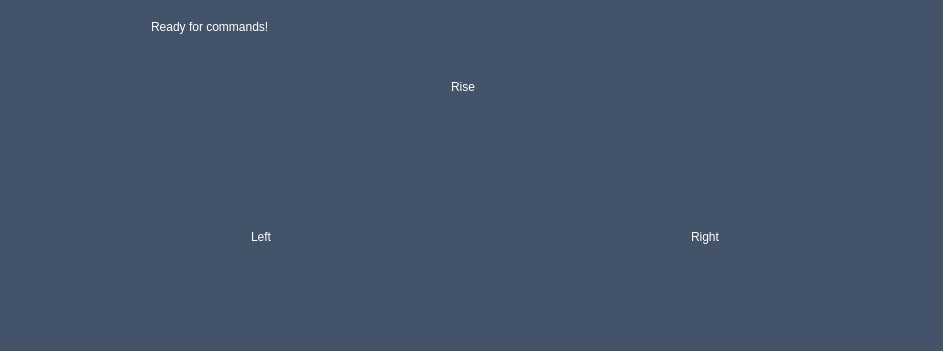
The window that RICS_Qt/mainwindow.ui (msultani/Robotic-Interactive-Computing-System-RICS) describes before a commit, drawn with Qt 5; both pictures show x 0 to 943 and y 0 to 351 of the 943 by 520 pixel window.
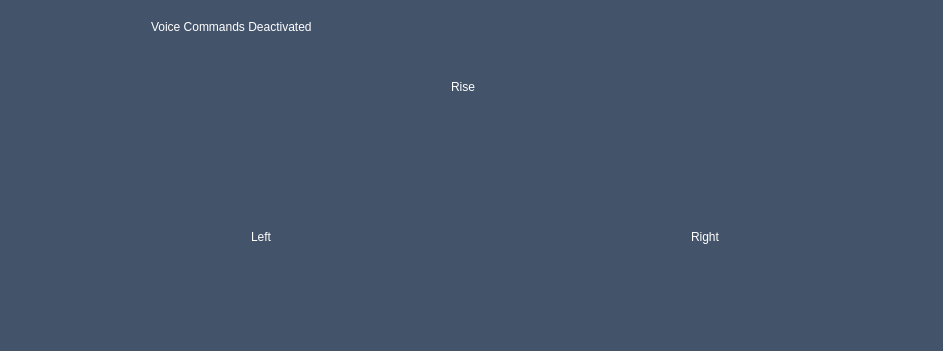
The same window after the commit. The open tabs and pages were chosen to show the change. Icons and pictures are not drawn. Custom widgets are drawn as their Qt base class.

Commit message: Voice input, added retract vocal command

What changed in the file:
```diff
--- a/RICS_Qt/mainwindow.ui
+++ b/RICS_Qt/mainwindow.ui
@@ -309,7 +309,7 @@
 </string>
         </property>
         <property name="text">
-         <string>Ready for commands!</string>
+         <string>Voice Commands Deactivated</string>
         </property>
        </widget>
        <widget class="QHoverSensitiveButton" name="clawLeft">
@@ -503,10 +503,10 @@
        <widget class="QLabel" name="voice_label">
         <property name="geometry">
          <rect>
-          <x>150</x>
-          <y>40</y>
-          <width>731</width>
-          <height>31</height>
+          <x>20</x>
+          <y>80</y>
+          <width>211</width>
+          <height>151</height>
          </rect>
         </property>
         <property name="styleSheet">
```
Left out of the diff: 34 changed lines with no effect on the pictures. The commit also changes 2 other files.
